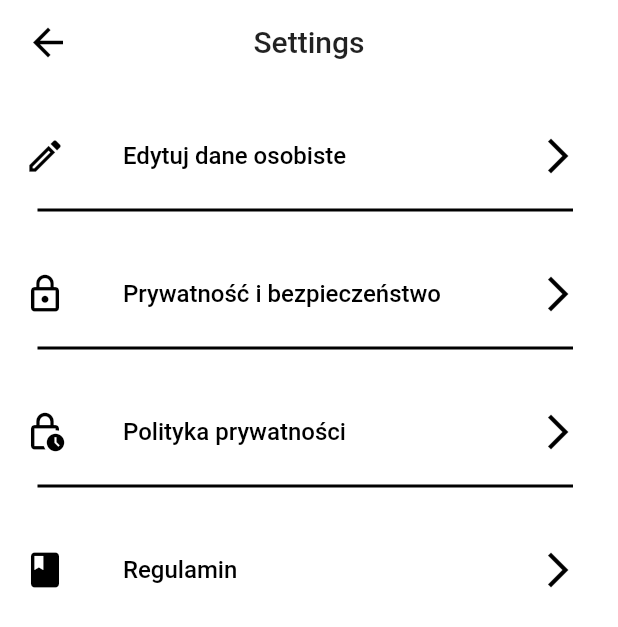
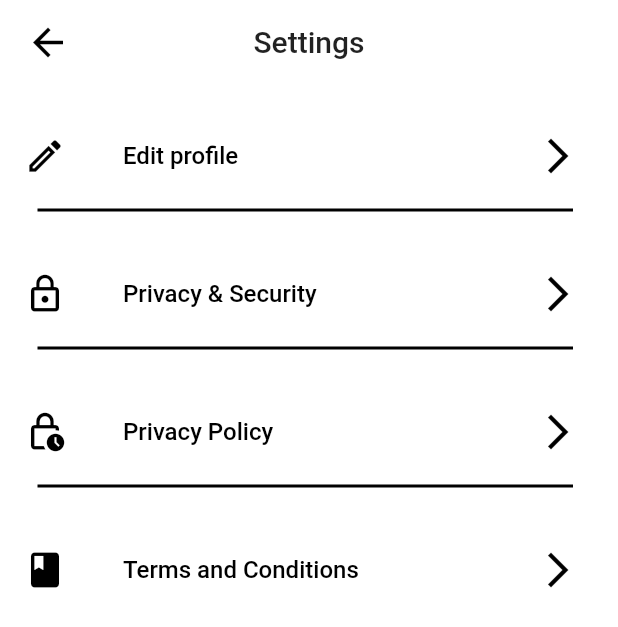
Before and after one commit to eryklorenc/flutter_shop, a Flutter app: the SettingsPage screen opened directly, on a phone screen of 412 x 824 dp. Shown: the top 627 px of the screen. Run offline on Flutter 3.47's test engine with Material 2 defaults, Android fonts, the phone set to English and light mode, and no system bars; our stand-ins replace firebase_auth, firebase_core, firebase_crashlytics, flutter_bloc, flutter_zoom_drawer, freezed_annotation and 3 more; accounts and stored records are empty.

Commit message:
Add intl

```diff
--- a/lib/features/settings/settings_page.dart
+++ b/lib/features/settings/settings_page.dart
@@ -52,7 +52,7 @@ class SettingsPage extends StatelessWidget {
                 color: AppColors.dark,
                 size: 28,
               ),
-              title: 'Edytuj dane osobiste',
+              title: S.of(context).edit_profile,
               onTap: () {},
             ),
           ),
@@ -65,7 +65,7 @@ class SettingsPage extends StatelessWidget {
                 color: AppColors.dark,
                 size: 28,
               ),
-              title: 'Prywatność i bezpieczeństwo',
+              title: S.of(context).privacy_security,
               onTap: () {},
             ),
           ),
@@ -78,7 +78,7 @@ class SettingsPage extends StatelessWidget {
                 color: AppColors.dark,
                 size: 28,
               ),
-              title: 'Polityka prywatności',
+              title: S.of(context).privacy_policy,
               onTap: () {},
             ),
           ),
@@ -91,7 +91,7 @@ class SettingsPage extends StatelessWidget {
                 color: AppColors.dark,
                 size: 28,
               ),
-              title: 'Regulamin',
+              title: S.of(context).terms_and_conditions,
               onTap: () {},
             ),
           ),
--- a/lib/l10n/intl_en.arb
+++ b/lib/l10n/intl_en.arb
@@ -55,5 +55,9 @@
     "home": "Home",
     "contact_us": "Contact us",
     "me": "eryklorenc11@gmail.com",
-    "github": "https://github.com/eryklorenc"
+    "github": "https://github.com/eryklorenc",
+    "edit_profile": "Edit profile",
+    "privacy_security": "Privacy & Security",
+    "privacy_policy": "Privacy Policy",
+    "terms_and_conditions": "Terms and Conditions"
 }
```
Also changed, not shown: lib/generated/intl/messages_en.dart, lib/generated/l10n.dart.
